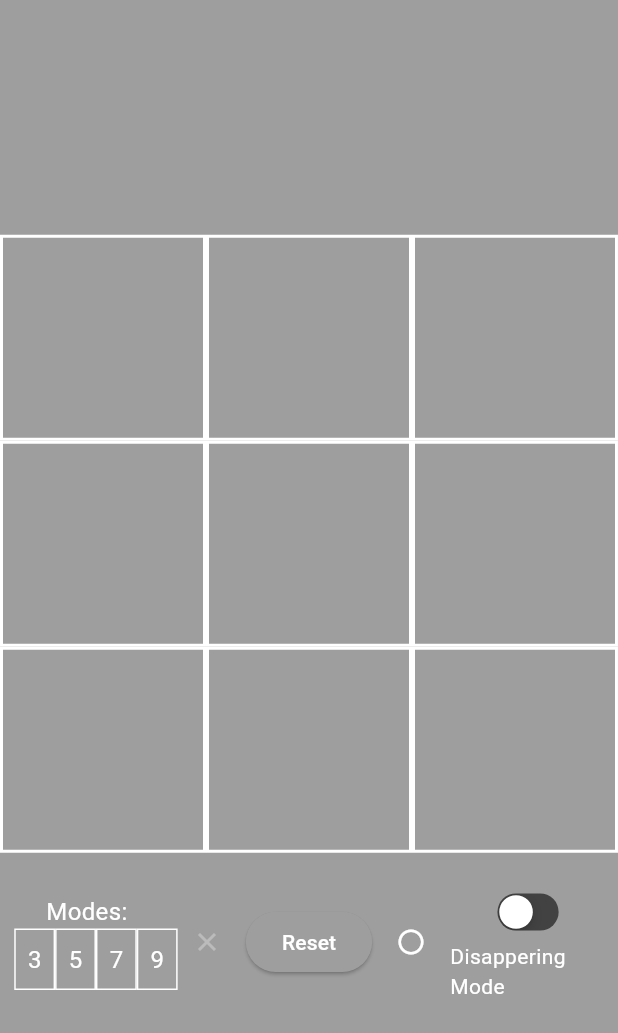
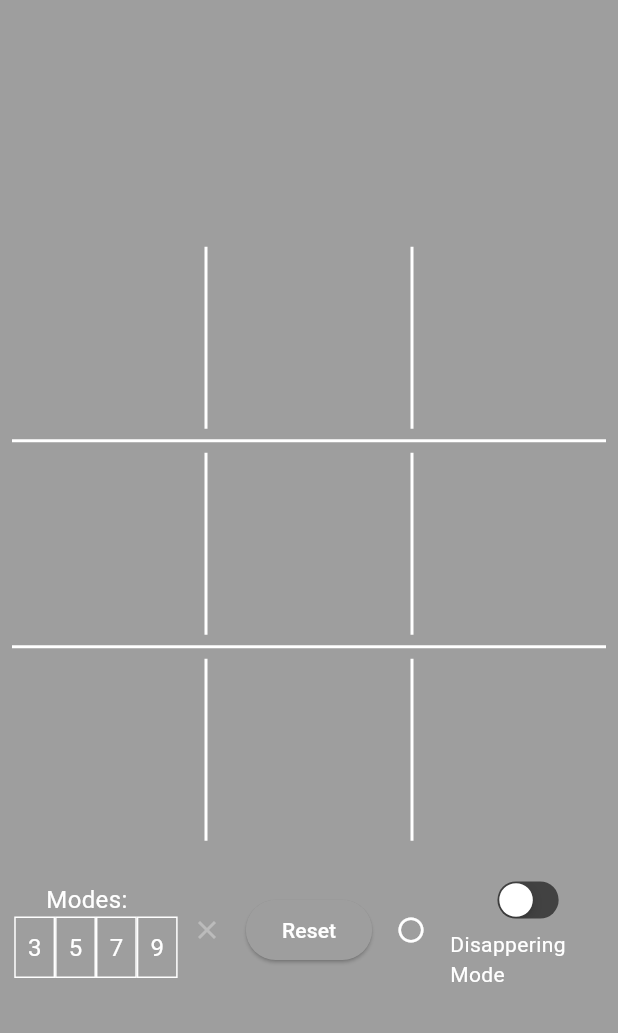
Before and after one commit to Subhashish-Mishra/infinite_tictactoe, a Flutter app: the screen it shows after launch, on a phone screen of 412 x 824 dp. Shown: the top 1033 px of the screen. Run offline on Flutter 3.47's test engine with Material 3 defaults, Android fonts, the phone set to English and light mode, and no system bars.

Commit message:
feat: add divider instead of borders

```diff
--- a/lib/view.dart
+++ b/lib/view.dart
@@ -5,7 +5,7 @@ class GameView extends StatelessWidget {
   final GameViewModel viewModel;
 
   Widget createGrid(double resSize, List<List<TicTacModel?>> places) {
-    List<Row> rows = [];
+    List<Widget> rows = [];
     for (var row = 0; row < viewModel.gridSize; row++) {
       List<Widget> boxes = [];
       for (var col = 0; col < viewModel.gridSize; col++) {
@@ -16,7 +16,11 @@ class GameView extends StatelessWidget {
               width: resSize,
               height: resSize,
               decoration: BoxDecoration(
-                border: Border.all(width: 2.0, color: Colors.white),
+                // color: Colors.white24,
+                // border: Border.all(width: 2.0, color: Colors.white),
+                borderRadius: BorderRadius.all(
+                  Radius.circular(40 / viewModel.gridSize),
+                ),
               ),
               child: Center(
                 child: Builder(
@@ -35,17 +39,39 @@ class GameView extends StatelessWidget {
             ),
           ),
         );
+        if (col < viewModel.gridSize - 1) {
+          boxes.add(
+            const VerticalDivider(
+              color: Colors.white,
+              // width: 2,
+              thickness: 2,
+            ),
+          );
+        }
       }
       rows.add(
-        Row(
+        IntrinsicHeight(
+          child: Row(
             mainAxisAlignment: MainAxisAlignment.center,
             children: boxes,
           ),
+        ),
+      );
+      if (row < viewModel.gridSize - 1) {
+        rows.add(
+          const Divider(
+            color: Colors.white,
+            // height: 2,
+            thickness: 2,
+          ),
         );
       }
-    return Column(
+    }
+    return IntrinsicWidth(
+      child: Column(
         mainAxisAlignment: MainAxisAlignment.center,
         children: rows,
+      ),
     );
   }
 
@@ -131,7 +157,8 @@ class GameView extends StatelessWidget {
                 var resSize = min(
                       constraints.maxWidth / viewModel.gridSize,
                       (constraints.maxHeight - 200) / viewModel.gridSize,
-                );
+                    ) -
+                    16;
                 return Column(
                   mainAxisAlignment: MainAxisAlignment.center,
                   children: [
```
Lines whose indentation alone changed are shown as unchanged.
